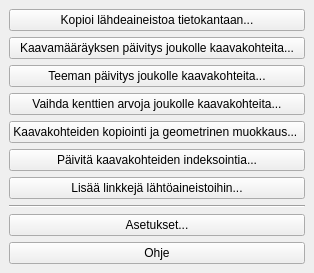
ernoma/yleiskaava, file ui/yleiskaava_dockwidget_base.ui: the form before one commit.
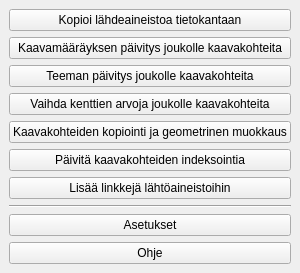
The form after the commit.

Commit message: Näytä käyttäjätunnus muokkaaja-kentässä aineiston kopioinnissa (T1)

Diff of the .ui file:
```diff
--- a/ui/yleiskaava_dockwidget_base.ui
+++ b/ui/yleiskaava_dockwidget_base.ui
@@ -26,7 +26,7 @@
          </sizepolicy>
         </property>
         <property name="text">
-         <string>Kopioi lähdeaineistoa tietokantaan...</string>
+         <string>Kopioi lähdeaineistoa tietokantaan</string>
         </property>
        </widget>
       </item>
@@ -39,7 +39,7 @@
          </sizepolicy>
         </property>
         <property name="text">
-         <string>Kaavamääräyksen päivitys joukolle kaavakohteita...</string>
+         <string>Kaavamääräyksen päivitys joukolle kaavakohteita</string>
         </property>
        </widget>
       </item>
@@ -55,7 +55,7 @@
          </sizepolicy>
         </property>
         <property name="text">
-         <string>Teeman päivitys joukolle kaavakohteita...</string>
+         <string>Teeman päivitys joukolle kaavakohteita</string>
         </property>
        </widget>
       </item>
@@ -71,7 +71,7 @@
          </sizepolicy>
         </property>
         <property name="text">
-         <string>Vaihda kenttien arvoja joukolle kaavakohteita...</string>
+         <string>Vaihda kenttien arvoja joukolle kaavakohteita</string>
         </property>
        </widget>
       </item>
@@ -84,7 +84,7 @@
          </sizepolicy>
         </property>
         <property name="text">
-         <string>Kaavakohteiden kopiointi ja geometrinen muokkaus... </string>
+         <string>Kaavakohteiden kopiointi ja geometrinen muokkaus</string>
         </property>
        </widget>
       </item>
@@ -100,7 +100,7 @@
          </sizepolicy>
         </property>
         <property name="text">
-         <string>Päivitä kaavakohteiden indeksointia...</string>
+         <string>Päivitä kaavakohteiden indeksointia</string>
         </property>
        </widget>
       </item>
@@ -116,7 +116,7 @@
          </sizepolicy>
         </property>
         <property name="text">
-         <string>Lisää linkkejä lähtöaineistoihin...</string>
+         <string>Lisää linkkejä lähtöaineistoihin</string>
         </property>
        </widget>
       </item>
@@ -136,7 +136,7 @@
          </sizepolicy>
         </property>
         <property name="text">
-         <string>Asetukset...</string>
+         <string>Asetukset</string>
         </property>
        </widget>
       </item>
```
The commit also changes 1 other file.
